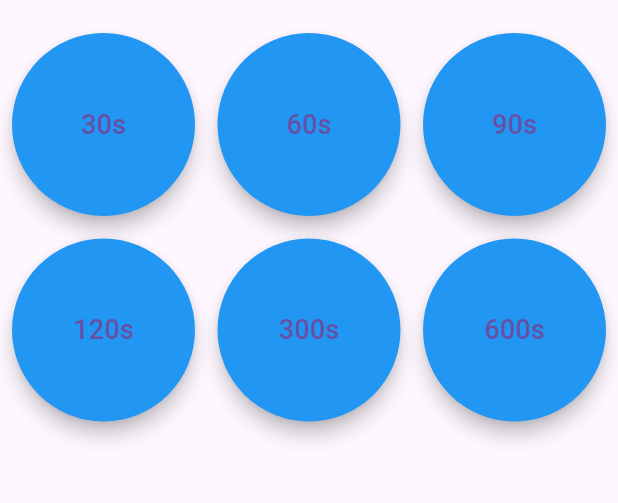
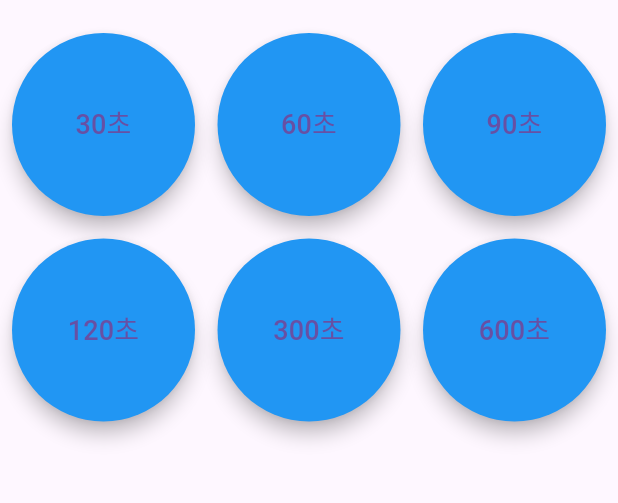
Before and after one commit to muguk04-4/OneTouchTimer, a Flutter app: the screen it shows after launch, on a phone screen of 412 x 824 dp, the part 63-566 px from its top. Run offline on Flutter 3.47's test engine with Material 3 defaults, Android fonts, the phone set to English and light mode, and no system bars.

Commit message:
add comments. have to add vibrate function when it alarm.

```diff
--- a/flutter_application_a/lib/main.dart
+++ b/flutter_application_a/lib/main.dart
@@ -20,10 +20,11 @@
 }
 
 class _OneTouchTimerAppState extends State<OneTouchTimerApp> {
+  // 타이머 초기 설정 값
   List<int> timerDurations = [30, 60, 90, 120, 300, 600];
   List<int> originalDurations = [];
   List<Timer?> timers = List.filled(6, null);
-  // 버튼 색을 저장하는 리스트
+  // 각 버튼의 배경 색을 저장하는 리스트
   List<Color> buttonColors = List.filled(6, Colors.blue);
 
   @override
@@ -49,9 +50,11 @@
           itemBuilder: (context, index) {
             return ElevatedButton(
               onPressed: () {
+                // 버튼의 현재 상태에 따라 타이머 시작 또는 정지
                 _startStopTimer(index);
               },
               onLongPress: () {
+                // 버튼을 길게 누르면 타이머 초기화
                 _resetTimer(index);
               },
               style: ElevatedButton.styleFrom(
@@ -63,7 +66,7 @@
               ),
               child: Center(
                 child: Text(
-                  '${timerDurations[index]}s',
+                  '${timerDurations[index]}초',
                   style: TextStyle(fontSize: 18),
                 ),
               ),
@@ -77,12 +80,15 @@
 
   void _startStopTimer(int buttonIndex) {
     if (timers[buttonIndex] == null) {
+      // 타이머가 실행 중이 아니라면 시작
       timers[buttonIndex] = Timer.periodic(Duration(seconds: 1), (timer) {
         if (timerDurations[buttonIndex] > 0) {
+          // 매 초마다 타이머 시간 감소
           setState(() {
             timerDurations[buttonIndex]--;
           });
         } else {
+          // 타이머가 0이 되면 정지하고 버튼 색 변경
           setState(() {
             timers[buttonIndex]?.cancel();
             timers[buttonIndex] = null;
@@ -91,21 +97,23 @@
         }
       });
     } else {
+      // 타이머가 실행 중이라면 정지
       _stopTimer(buttonIndex);
     }
   }
 
   void _resetTimer(int buttonIndex) {
+    // 타이머를 정지하고 초기 설정 값으로 초기화, 버튼 색 초기화
     timers[buttonIndex]?.cancel();
     timers[buttonIndex] = null;
     setState(() {
       timerDurations[buttonIndex] = originalDurations[buttonIndex];
-      // 버튼의 배경 색을 초기 상태로 돌아가게 만듦
-      buttonColors[buttonIndex] = Colors.blue; // 예시로 초기 색상을 파란색으로 설정
+      buttonColors[buttonIndex] = Colors.blue; // 예시: 파란색으로 초기화
     });
   }
 
   void _stopTimer(int buttonIndex) {
+    // 타이머를 정지
     timers[buttonIndex]?.cancel();
     timers[buttonIndex] = null;
   }
```
